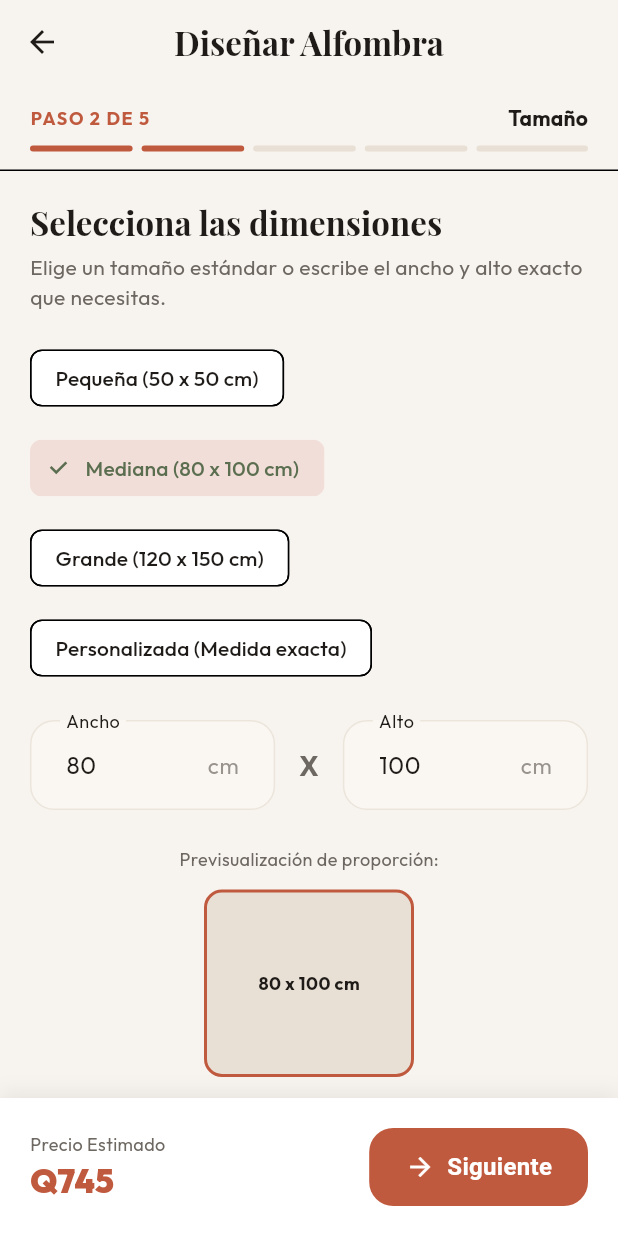
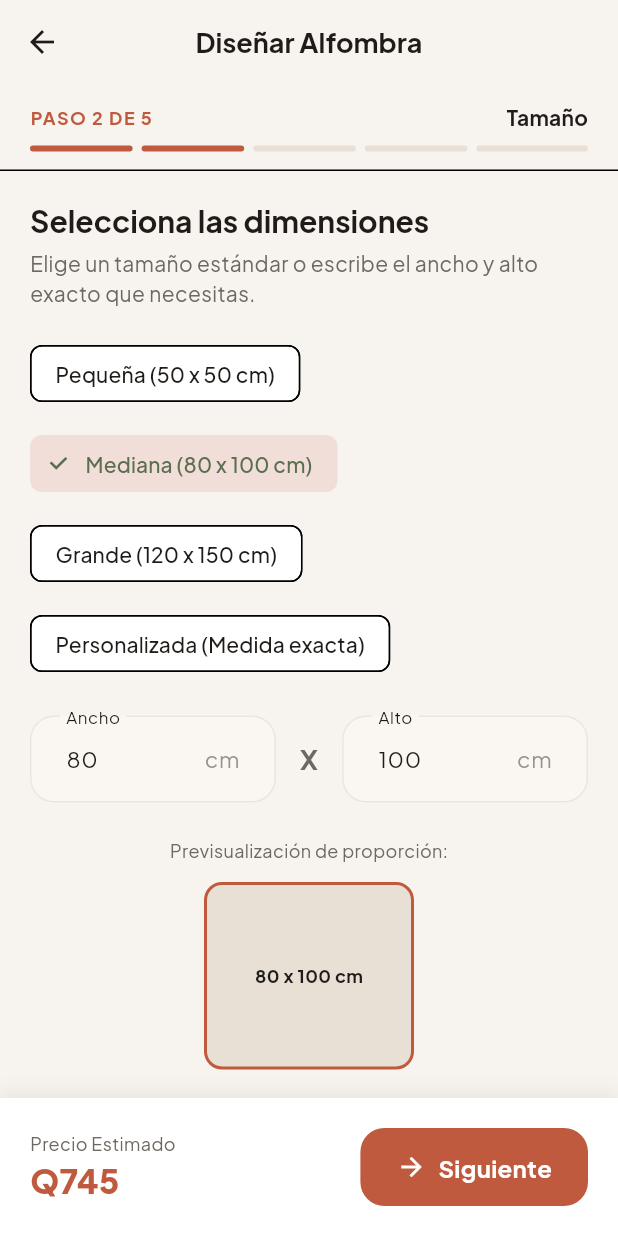
Before and after one commit to Polar000/Tufting, a Flutter app: the CreateRugWizardScreen screen opened directly, after a tap on "Toca para subir o tomar foto de referenc", after a tap on "Siguiente", on a phone screen of 412 x 824 dp. Run offline on Flutter 3.47's test engine with Material 3 defaults, Android fonts, the phone set to English and light mode, and no system bars; our stand-ins replace flutter_animate, google_fonts; accounts and stored records are empty; network calls fail.

Commit message:
Standardize typography across application with Plus Jakarta Sans font
Co-authored-by: Polar000 <163376514+Polar000@users.noreply.github.com>

```diff
--- a/lib/core/theme/app_theme.dart
+++ b/lib/core/theme/app_theme.dart
@@ -4,8 +4,7 @@ import 'app_colors.dart';
 
 class AppTheme {
   static ThemeData get lightTheme {
-    final baseText = GoogleFonts.outfitTextTheme();
-    final displayFont = GoogleFonts.playfairDisplayTextTheme();
+    final textTheme = GoogleFonts.plusJakartaSansTextTheme(ThemeData.light().textTheme);
 
     return ThemeData(
       useMaterial3: true,
@@ -38,11 +37,16 @@ class AppTheme {
           ),
         ),
       ),
-      appBarTheme: const AppBarTheme(
+      appBarTheme: AppBarTheme(
         backgroundColor: AppColors.warmBeige,
         foregroundColor: AppColors.charcoal,
         elevation: 0,
         centerTitle: true,
+        titleTextStyle: GoogleFonts.plusJakartaSans(
+          fontSize: 18,
+          fontWeight: FontWeight.w700,
+          color: AppColors.charcoal,
+        ),
       ),
       elevatedButtonTheme: ElevatedButtonThemeData(
         style: ElevatedButton.styleFrom(
@@ -53,9 +57,9 @@ class AppTheme {
           shape: RoundedRectangleBorder(
             borderRadius: BorderRadius.circular(16),
           ),
-          textStyle: const TextStyle(
+          textStyle: GoogleFonts.plusJakartaSans(
             fontSize: 16,
-            fontWeight: FontWeight.w600,
+            fontWeight: FontWeight.w700,
             letterSpacing: 0.2,
           ),
         ),
@@ -68,9 +72,9 @@ class AppTheme {
           shape: RoundedRectangleBorder(
             borderRadius: BorderRadius.circular(16),
           ),
-          textStyle: const TextStyle(
+          textStyle: GoogleFonts.plusJakartaSans(
             fontSize: 16,
-            fontWeight: FontWeight.w600,
+            fontWeight: FontWeight.w700,
           ),
         ),
       ),
@@ -78,7 +82,7 @@ class AppTheme {
         style: TextButton.styleFrom(
           foregroundColor: AppColors.terracotta,
           padding: const EdgeInsets.symmetric(horizontal: 16, vertical: 12),
-          textStyle: const TextStyle(
+          textStyle: GoogleFonts.plusJakartaSans(
             fontSize: 15,
             fontWeight: FontWeight.w600,
           ),
@@ -104,7 +108,7 @@ class AppTheme {
           borderRadius: BorderRadius.circular(16),
           borderSide: const BorderSide(color: AppColors.error, width: 1.5),
         ),
-        hintStyle: TextStyle(
+        hintStyle: GoogleFonts.plusJakartaSans(
           color: AppColors.warmGray.withValues(alpha: 0.7),
           fontSize: 15,
         ),
@@ -116,36 +120,41 @@ class AppTheme {
         type: BottomNavigationBarType.fixed,
         elevation: 8,
       ),
-      textTheme: baseText.copyWith(
-        displayLarge: displayFont.displayLarge?.copyWith(
+      textTheme: textTheme.copyWith(
+        displayLarge: GoogleFonts.plusJakartaSans(
           color: AppColors.charcoal,
-          fontWeight: FontWeight.bold,
+          fontWeight: FontWeight.w800,
+          fontSize: 32,
         ),
-        displayMedium: displayFont.displayMedium?.copyWith(
+        displayMedium: GoogleFonts.plusJakartaSans(
           color: AppColors.charcoal,
-          fontWeight: FontWeight.bold,
+          fontWeight: FontWeight.w800,
+          fontSize: 26,
         ),
-        titleLarge: displayFont.titleLarge?.copyWith(
+        titleLarge: GoogleFonts.plusJakartaSans(
           color: AppColors.charcoal,
           fontWeight: FontWeight.w700,
+          fontSize: 20,
         ),
-        titleMedium: baseText.titleMedium?.copyWith(
+        titleMedium: GoogleFonts.plusJakartaSans(
           color: AppColors.charcoal,
           fontWeight: FontWeight.w600,
+          fontSize: 16,
         ),
-        bodyLarge: baseText.bodyLarge?.copyWith(
+        bodyLarge: GoogleFonts.plusJakartaSans(
           color: AppColors.charcoal,
+          fontSize: 15,
         ),
-        bodyMedium: baseText.bodyMedium?.copyWith(
+        bodyMedium: GoogleFonts.plusJakartaSans(
           color: AppColors.warmGray,
+          fontSize: 14,
         ),
       ),
     );
   }
 
   static ThemeData get darkTheme {
-    final baseText = GoogleFonts.outfitTextTheme(ThemeData.dark().textTheme);
-    final displayFont = GoogleFonts.playfairDisplayTextTheme(ThemeData.dark().textTheme);
+    final textTheme = GoogleFonts.plusJakartaSansTextTheme(ThemeData.dark().textTheme);
 
     return ThemeData(
       useMaterial3: true,
@@ -177,11 +186,16 @@ class AppTheme {
           ),
         ),
       ),
-      appBarTheme: const AppBarTheme(
+      appBarTheme: AppBarTheme(
         backgroundColor: AppColors.darkBackground,
-        foregroundColor: Color(0xFFEFEBE6),
+        foregroundColor: const Color(0xFFEFEBE6),
         elevation: 0,
         centerTitle: true,
+        titleTextStyle: GoogleFonts.plusJakartaSans(
+          fontSize: 18,
+          fontWeight: FontWeight.w700,
+          color: const Color(0xFFEFEBE6),
+        ),
       ),
       elevatedButtonTheme: ElevatedButtonThemeData(
         style: ElevatedButton.styleFrom(
@@ -192,7 +206,7 @@ class AppTheme {
           shape: RoundedRectangleBorder(
             borderRadius: BorderRadius.circular(16),
           ),
-          textStyle: const TextStyle(
+          textStyle: GoogleFonts.plusJakartaSans(
             fontSize: 16,
             fontWeight: FontWeight.w700,
           ),
@@ -206,9 +220,9 @@ class AppTheme {
           shape: RoundedRectangleBorder(
             borderRadius: BorderRadius.circular(16),
           ),
-          textStyle: const TextStyle(
+          textStyle: GoogleFonts.plusJakartaSans(
             fontSize: 16,
-            fontWeight: FontWeight.w600,
+            fontWeight: FontWeight.w700,
           ),
         ),
       ),
@@ -228,33 +242,39 @@ class AppTheme {
           borderRadius: BorderRadius.circular(16),
           borderSide: const BorderSide(color: AppColors.terracottaDark, width: 2),
         ),
-        hintStyle: const TextStyle(
-          color: Color(0xFF9E9890),
+        hintStyle: GoogleFonts.plusJakartaSans(
+          color: const Color(0xFF9E9890),
           fontSize: 15,
         ),
       ),
-      textTheme: baseText.copyWith(
-        displayLarge: displayFont.displayLarge?.copyWith(
+      textTheme: textTheme.copyWith(
+        displayLarge: GoogleFonts.plusJakartaSans(
           color: const Color(0xFFEFEBE6),
-          fontWeight: FontWeight.bold,
+          fontWeight: FontWeight.w800,
+          fontSize: 32,
         ),
-        displayMedium: displayFont.displayMedium?.copyWith(
+        displayMedium: GoogleFonts.plusJakartaSans(
           color: const Color(0xFFEFEBE6),
-          fontWeight: FontWeight.bold,
+          fontWeight: FontWeight.w800,
+          fontSize: 26,
         ),
-        titleLarge: displayFont.titleLarge?.copyWith(
+        titleLarge: GoogleFonts.plusJakartaSans(
           color: const Color(0xFFEFEBE6),
           fontWeight: FontWeight.w700,
+          fontSize: 20,
         ),
-        titleMedium: baseText.titleMedium?.copyWith(
+        titleMedium: GoogleFonts.plusJakartaSans(
           color: const Color(0xFFEFEBE6),
           fontWeight: FontWeight.w600,
+          fontSize: 16,
         ),
-        bodyLarge: baseText.bodyLarge?.copyWith(
+        bodyLarge: GoogleFonts.plusJakartaSans(
           color: const Color(0xFFEFEBE6),
+          fontSize: 15,
         ),
-        bodyMedium: baseText.bodyMedium?.copyWith(
+        bodyMedium: GoogleFonts.plusJakartaSans(
           color: const Color(0xFFB5AE9E),
+          fontSize: 14,
         ),
       ),
     );
```
